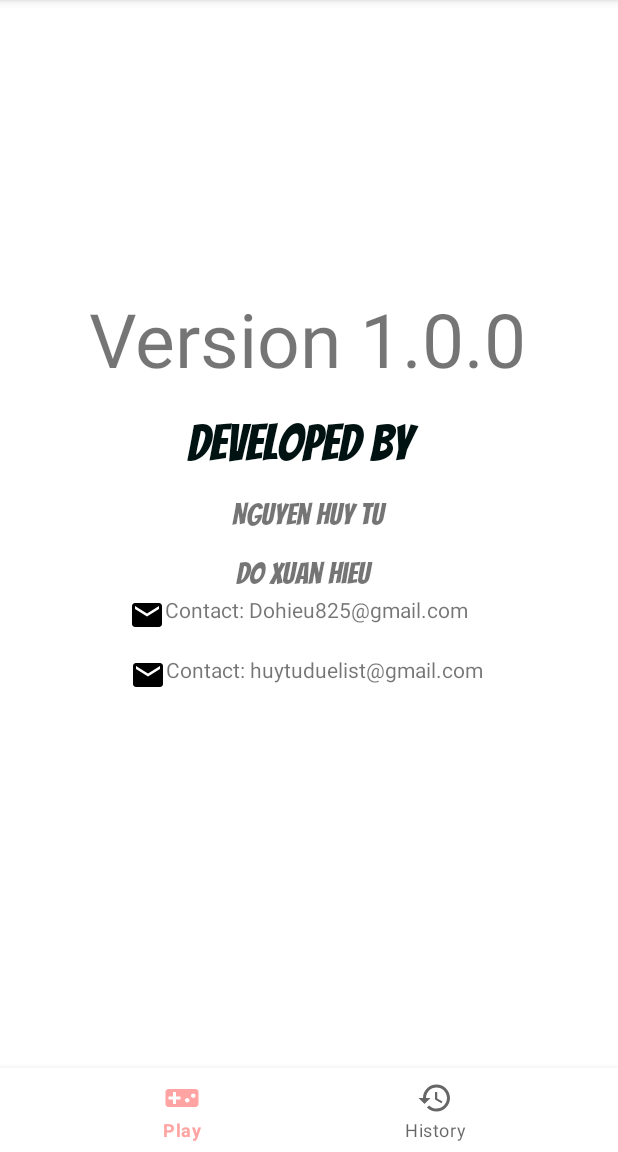
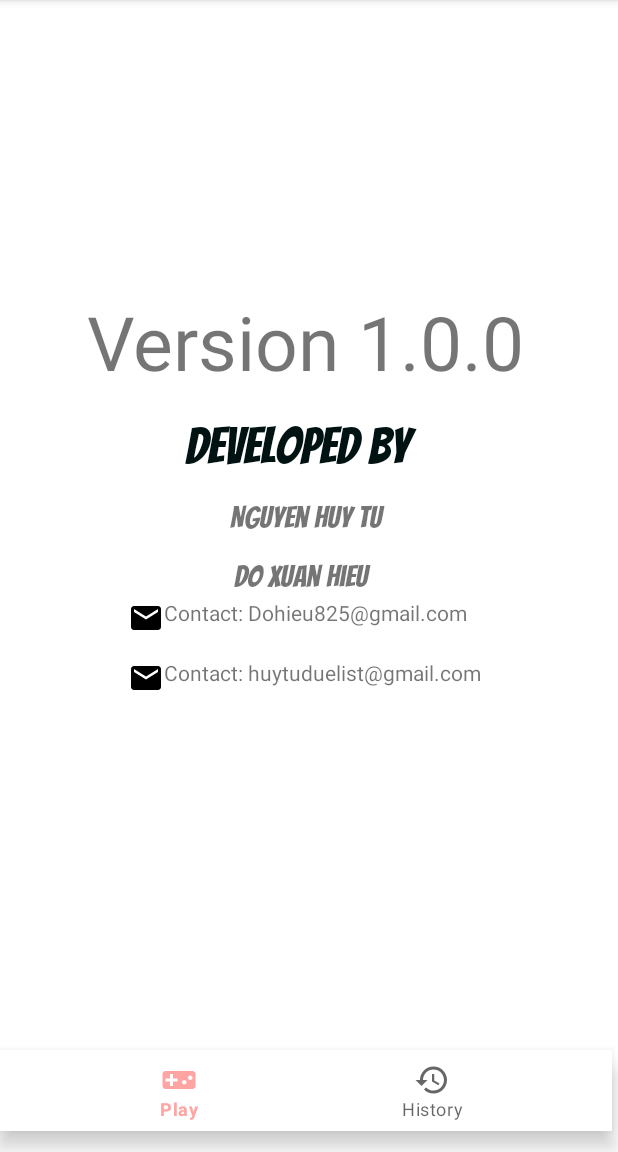
Before and after one commit to renadayne/quiz_app, an Android app: the screen it shows after launch (QuizMenu), in the options menu, after a tap on "Game information", on a phone screen of 412 x 824 dp, the part 84-1236 px from its top. Run offline under Robolectric (Android 15) with nearby library versions, the phone set to English and light mode, and no system bars; our stand-ins replace navigation-ui; Roboto replaces fonts that are not available here.

Commit message:
change image

```diff
--- a/app/src/main/java/com/example/quizzzzi/homeFragment.java
+++ b/app/src/main/java/com/example/quizzzzi/homeFragment.java
@@ -59,7 +59,7 @@ public class homeFragment extends Fragment {
                 R.drawable.history,
                 R.drawable.literature,
                 R.drawable.math,
-                R.drawable.scicien
+                R.drawable.science
         };
 
         for (int i = 0; i < newsHeading.length; i++) {
--- a/app/src/main/res/layout/activity_quiz_menu.xml
+++ b/app/src/main/res/layout/activity_quiz_menu.xml
@@ -5,25 +5,29 @@
     android:layout_width="match_parent"
     android:layout_height="match_parent"
     tools:context=".QuizMenu">
+
     <androidx.fragment.app.FragmentContainerView
         android:id="@+id/nav_host_fragment"
         android:name="androidx.navigation.fragment.NavHostFragment"
-        android:layout_width="0dp"
-        android:layout_height="0dp"
+        android:layout_width="410dp"
+        android:layout_height="672dp"
         app:defaultNavHost="true"
         app:layout_constraintBottom_toTopOf="@+id/bottom_nav"
         app:layout_constraintEnd_toEndOf="parent"
+        app:layout_constraintHorizontal_bias="0.0"
         app:layout_constraintStart_toStartOf="parent"
         app:layout_constraintTop_toTopOf="parent"
-        app:navGraph="@navigation/nav_graph"
-        />
+        app:layout_constraintVertical_bias="0.0"
+        app:navGraph="@navigation/nav_graph" />
 
     <com.google.android.material.bottomnavigation.BottomNavigationView
         android:id="@+id/bottom_nav"
-        android:layout_width="match_parent"
-        android:layout_height="wrap_content"
+        android:layout_width="408dp"
+        android:layout_height="54dp"
         app:layout_constraintBottom_toBottomOf="parent"
         app:layout_constraintEnd_toEndOf="parent"
+        app:layout_constraintHorizontal_bias="0.0"
         app:layout_constraintStart_toStartOf="parent"
-        app:menu="@menu/menu"/>
+        app:layout_constraintTop_toBottomOf="@+id/nav_host_fragment"
+        app:menu="@menu/menu" />
 </androidx.constraintlayout.widget.ConstraintLayout>
--- a/app/src/main/res/layout/list_item.xml
+++ b/app/src/main/res/layout/list_item.xml
@@ -2,7 +2,7 @@
 <androidx.constraintlayout.widget.ConstraintLayout xmlns:android="http://schemas.android.com/apk/res/android"
     xmlns:app="http://schemas.android.com/apk/res-auto"
     android:layout_width="match_parent"
-    android:layout_height="180dp"
+    android:layout_height="wrap_content"
     android:layout_margin="40dp"
     android:layout_marginHorizontal="8dp"
     android:layout_marginLeft="20dp"
```
Also changed, not shown: app/src/main/res/drawable-mdpi/history.png (added), app/src/main/res/drawable-mdpi/literature.jpg (added), app/src/main/res/drawable-mdpi/math.png (added), app/src/main/res/drawable-mdpi/science.png (added).
